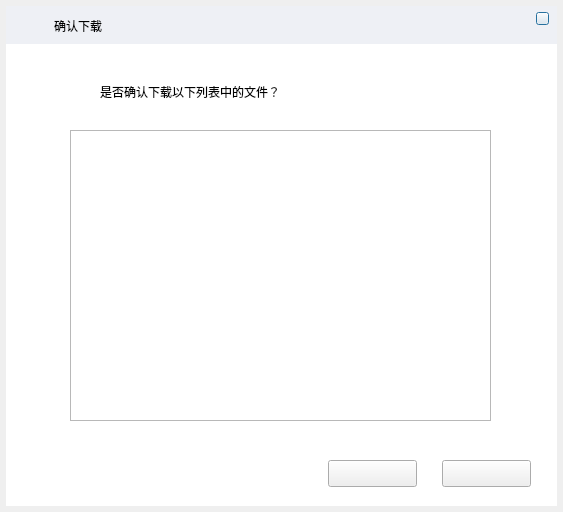
Before: the Qt Designer form newdownloaddialog.ui in HustGw/CLLLLLLLSAFFFFFEWINN, drawn with Qt 5.
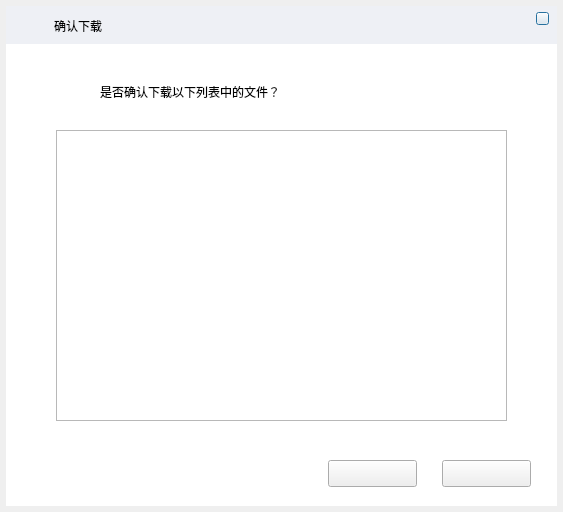
After: the same form once the commit is applied. Icons and pictures are not drawn.

Diff of the .ui file:
```diff
--- a/newdownloaddialog.ui
+++ b/newdownloaddialog.ui
@@ -127,9 +127,9 @@
   <widget class="QListWidget" name="listWidget">
    <property name="geometry">
     <rect>
-     <x>70</x>
+     <x>56</x>
      <y>130</y>
-     <width>421</width>
+     <width>451</width>
      <height>291</height>
     </rect>
    </property>
```
